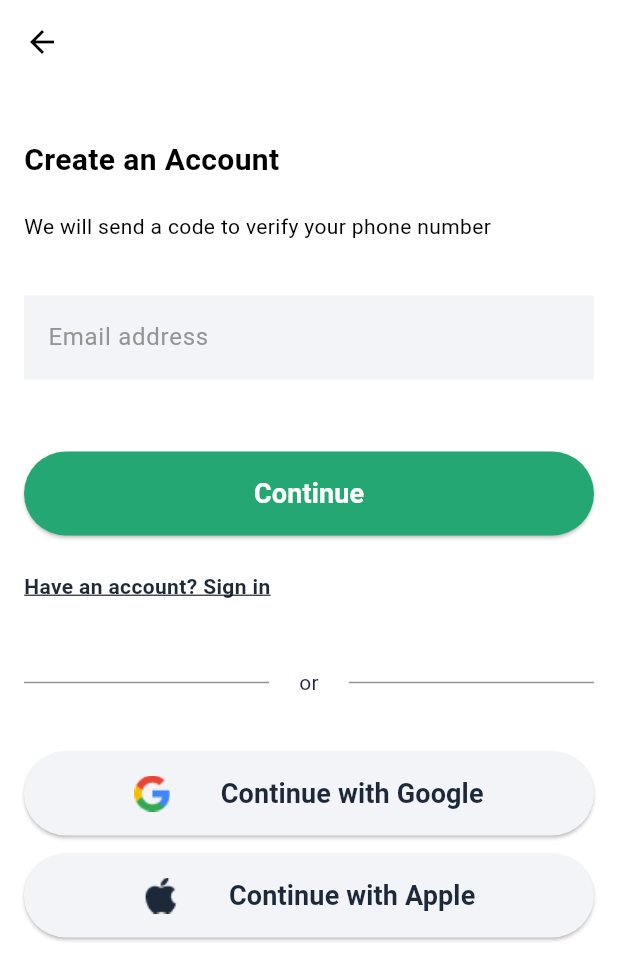
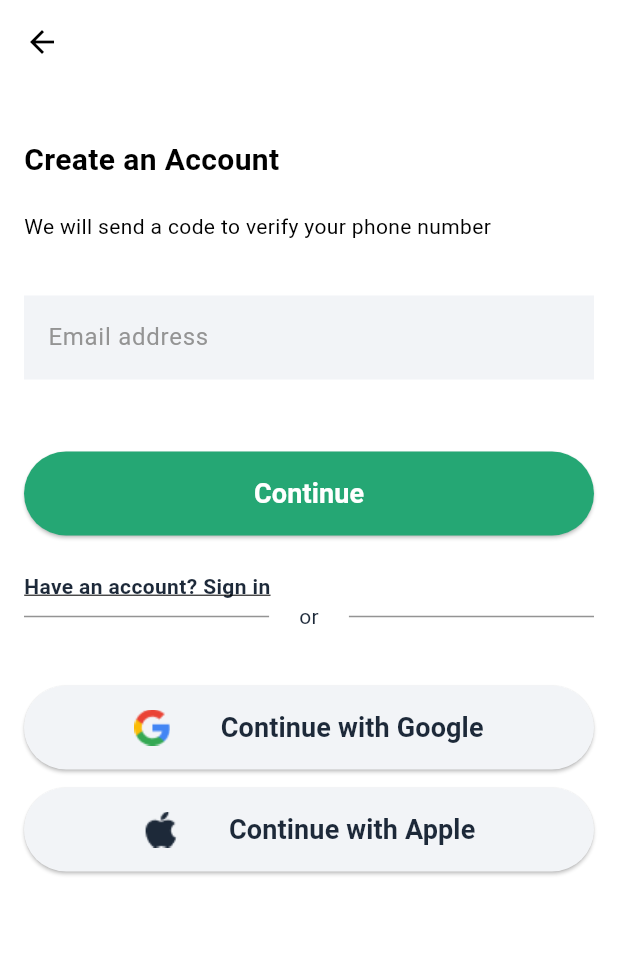
Before and after one commit to onifadjosh/Flutter-s-First, a Flutter app: the screen it shows after launch, on a phone screen of 412 x 824 dp. Shown: the top 980 px of the screen. Run offline on Flutter 3.47's test engine with Material 3 defaults, Android fonts, the phone set to English and light mode, and no system bars.

Commit message:
Updatd user interface and behavior for sign-in feature

```diff
--- a/lib/main.dart
+++ b/lib/main.dart
@@ -3,6 +3,8 @@ import 'package:flutter/material.dart';
 import 'package:flutter/services.dart';
 import 'package:flutter/widgets.dart';
 import 'reusable_button.dart';
+import 'signIn.dart';
+
 
 void main() {
   runApp(const MainApp());
@@ -23,6 +25,11 @@ class MainApp extends StatelessWidget {
         colorScheme:const ColorScheme.light(background: Colors.white)
       ),
       home:const MyHomePage(),
+
+      routes: {
+        // '/': (context) => const MyHomePage(),
+        '/signIn': (context) =>const Verify(),
+      },
     );
   }
 }
@@ -88,12 +95,10 @@ class CreateInstruction extends StatelessWidget {
             child:  AccountText(),),
 
              ElevatedButtonSample(),
+               SizedBox(height: 24,),
 
-            Padding(padding: EdgeInsets.fromLTRB(0, 24, 0, 44),
-              child: Text('Have an account? Sign in',
-            style: TextStyle(fontWeight: FontWeight.w600, fontSize: 14, color: Color(0xFF1D2939), decoration: TextDecoration.underline),
-            ),
-            ),
+               SignIn(),
+
 
             Or(),
             ApiButton(),
@@ -228,76 +233,28 @@ class ApiButton extends StatelessWidget {
 }
 
 
+class SignIn extends StatefulWidget {
+  const SignIn({super.key});
 
+  @override
+  State<SignIn> createState() => _SignInState();
+}
 
+class _SignInState extends State<SignIn> {
+  @override
+  Widget build(BuildContext context) {
+    return GestureDetector(
+            onTap: () {
+            Navigator.pushNamed(context, '/signIn');
+          },
+          child:const Text(
+          'Have an account? Sign in',
+          style: TextStyle(
+          fontWeight: FontWeight.w600,
+          fontSize: 14,
+          color: Color(0xFF1D2939),
+          decoration: TextDecoration.underline,)),
+          );
 
-
-
-
-// class TextInput extends StatefulWidget {
-//   const TextInput({super.key});
-
-//   @override
-//   State<TextInput> createState() => _TextInputState();
-// }
-
-// class _TextInputState extends State<TextInput> {
-//   final controller = TextEditingController();
-//   String text= "";
-
-//   @override
-//   void dispose(){
-//     super.dispose();
-//     controller.dispose();
-//   }
-//   void changeText(text){
-//     // setState(() {
-//     //   this.text=text;
-//     // });
-//     this.text = text;
-//   }
-
-//   @override
-//   Widget build(BuildContext context) {
-//     return Column(
-//       children: <Widget>[
-//       TextField(
-//       controller: this.controller,
-//       decoration: InputDecoration(
-//         prefixIcon: Icon(Icons.message),
-//         labelText: "Type a message"),
-//         onChanged: (text)=> this.changeText(text),
-//     ),
-//     Text(this.text)
-//     ]);
-//   }
-// }
-
-
-// class Counter extends StatefulWidget {
-//   const Counter({super.key});
-
-//   @override
-//   State<Counter> createState() => _CounterState();
-// }
-
-
-// //more stateful widgets..
-// class _CounterState extends State<Counter> {
-//   int _counter = 0;
-
-//   void _incrementCounter() {
-//     setState(() {
-//       _counter++;
-//     });
-//   }
-//   @override
-//   Widget build(BuildContext context) {
-//     return Column(
-//       mainAxisAlignment: MainAxisAlignment.center,
-//       children: <Widget>[
-//         ElevatedButton(onPressed: _incrementCounter, child: Text('increment'))
-//       ],
-//     );
-//   }
-// }
+  }
+}
```
